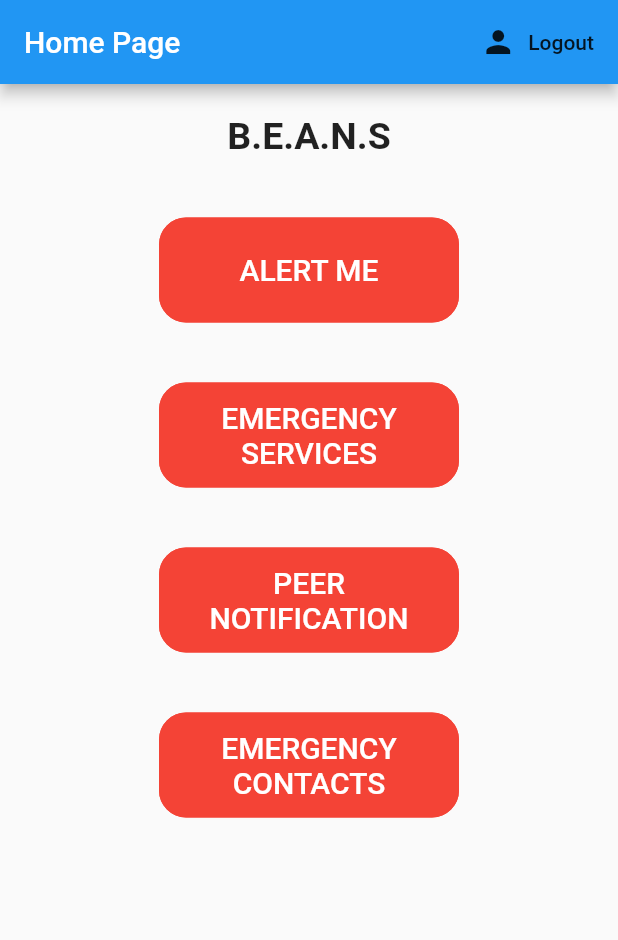
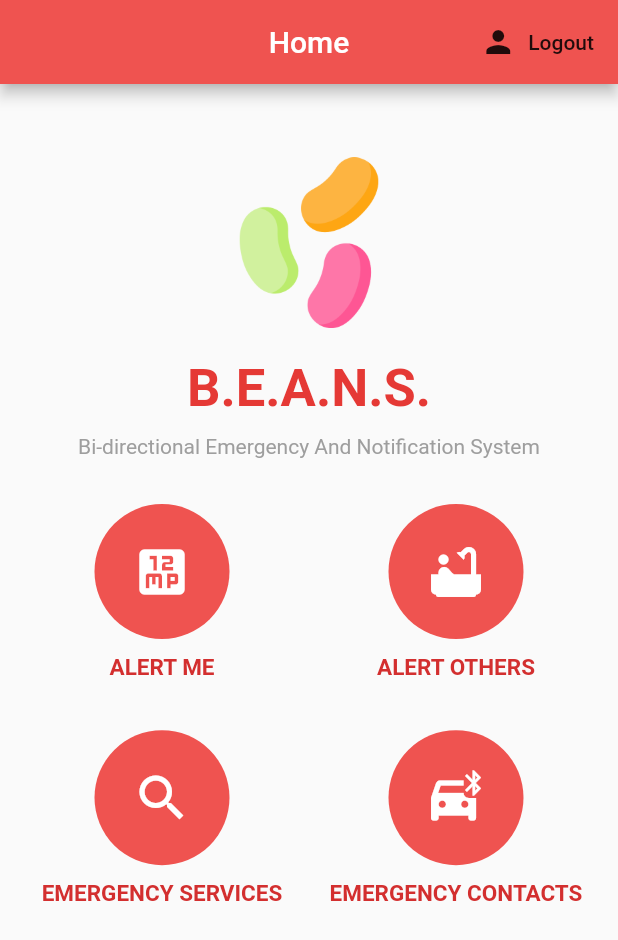
Before and after one commit to RohanGautam/beanSafetyApp, a Flutter app: the screen it shows once a user with an empty profile is signed in, on a phone screen of 412 x 824 dp. Shown: the top 940 px of the screen. Run offline on Flutter 3.47's test engine with Material 2 defaults, Android fonts, the phone set to English and light mode, and no system bars; our stand-ins replace cloud_firestore, cloud_functions, firebase_auth, firebase_messaging, flutter_spinkit, geolocator and 1 more; missing offline and left inert: flutter_polyline_points, preferences; accounts and stored records are empty.

Commit message:
homepage UI merge

```diff
--- a/lib/screens/home/home.dart
+++ b/lib/screens/home/home.dart
@@ -3,6 +3,7 @@ import 'package:firebase_tutorial/screens/home/emergencyContacts.dart';
 import 'package:firebase_tutorial/screens/home/peerNotify.dart';
 import 'package:firebase_tutorial/services/auth.dart';
 import 'package:firebase_tutorial/services/database.dart';
+import 'package:firebase_tutorial/shared/RoundIconButton.dart';
 import 'package:firebase_tutorial/shared/customButton.dart';
 import 'package:flutter/material.dart';
 import 'package:provider/provider.dart';
@@ -19,7 +20,9 @@ class Home extends StatelessWidget {
       value: DatabaseService().userDataStream,
       child: Scaffold(
         appBar: AppBar(
-          title: Text("Home Page"),
+          title: Text("Home"),
+          centerTitle: true,
+          backgroundColor: Colors.red[400],
           actions: <Widget>[
             FlatButton.icon(
               onPressed: () async {
@@ -32,53 +35,85 @@ class Home extends StatelessWidget {
             )
           ],
         ),
-        body: Container(
-          child: Center(
-            child: Column(
-              children: <Widget>[
-                beansDisplay(),
-                buttonInSizedBox('Alert Me',
-                    MaterialPageRoute(builder: (context) => AlertMe())),
-                buttonInSizedBox('Emergency Services',
-                    MaterialPageRoute(builder: (context) => AlertMe())),
-                buttonInSizedBox(
-                  'Peer Notification',
-                  MaterialPageRoute(
+        body: Stack(
+          children: <Widget>[
+            Positioned(
+                width: MediaQuery.of(context).size.width,
+                top: MediaQuery.of(context).size.width * 0.08,//TRY TO CHANGE THIS **0.30** value to achieve your goal
+                child: Container(
+                  margin: EdgeInsets.all(16.0),
+                  child:Column(
+                      mainAxisAlignment: MainAxisAlignment.center,
+                      children: <Widget>[
+                        Image.asset(
+                          'assets/jelly_beans.png',
+                          scale: 4.5,
+                        ),
+                        SizedBox(height: 20.0),
+                        Text('B.E.A.N.S.',
+                            style: TextStyle(
+                                fontSize: 35.0,
+                                fontWeight: FontWeight.bold,
+                                color: Colors.red[600]
+                            )
+                        ),
+                        SizedBox(height: 10.0,),
+                        Text('Bi-directional Emergency And Notification System',
+                          style: TextStyle(
+                            color: Colors.grey
+                          ),
+                        )
+                      ]
+                  ),
+                )),
+            Padding(
+              padding: EdgeInsets.fromLTRB(10.0, 280.0, 10.0, 0.0),
+              child: GridView.count(
+                crossAxisCount: 2,
+                childAspectRatio: 1.3,
+                //padding: const EdgeInsets.all(10.0),
+                //shrinkWrap: true,
+                children: <Widget>[
+                  RoundIconButton(
+                    icon: IconData(57347, fontFamily: 'MaterialIcons'),
+                    mpr:
+                    MaterialPageRoute(
+                        builder: (context) => EmergencyContacts()),
+                    text: 'ALERT ME',
+                  ),
+                  RoundIconButton(
+                    icon: IconData(57551, fontFamily: 'MaterialIcons'),
+                    mpr:
+                    MaterialPageRoute(
                       builder: (context) => StreamProvider.value(
                             value: DatabaseService().userDataStream,
                             child: PeerNotify(),
                           )),
-                ),
-                buttonInSizedBox('Emergency contacts',
-                    MaterialPageRoute(builder: (context) => EmergencyContacts())),
-              ],
-            ),
-          ),
-        ),
+                    text: 'ALERT OTHERS',
+                  ),
+                  RoundIconButton(
+                    icon: IconData(58727, fontFamily: 'MaterialIcons'),
+                    mpr:
+                    MaterialPageRoute(
+                        builder: (context) => EmergencyContacts()),
+                    text: 'EMERGENCY SERVICES',
+                  ),
+
+                  RoundIconButton(
+                    icon: IconData(57576, fontFamily: 'MaterialIcons'),
+                    mpr:
+                    MaterialPageRoute(
+                        builder: (context) => EmergencyContacts()),
+                    text: 'EMERGENCY CONTACTS',
+                  ),
+                ],
+              ),
+            )
+          ],
+
+        )
+
       ),
     );
   }
-
-  Widget buttonInSizedBox(var text, var mpr) {
-    return Column(
-      children: <Widget>[
-        SizedBox(height: 40),
-        SizedBox(
-            width: 200.0,
-            height: 70.0,
-            child: CustomButton(text: text, mpr: mpr))
-      ],
-    );
-  }
-
-  Widget beansDisplay() {
-    return Column(
-      children: <Widget>[
-        SizedBox(height: 20),
-        Text("B.E.A.N.S".toUpperCase(),
-            textAlign: TextAlign.center,
-            style: new TextStyle(fontWeight: FontWeight.bold, fontSize: 25.0)),
-      ],
-    );
-  }
 }
--- /dev/null
+++ b/lib/shared/RoundIconButton.dart
@@ -0,0 +1,36 @@
+import 'package:flutter/material.dart';
+
+class RoundIconButton extends StatelessWidget {
+  String text;
+  IconData icon;
+  Function onPressed;
+  MaterialPageRoute mpr;
+
+  RoundIconButton(
+      {@required this.text, @required this.icon, @required this.mpr});
+
+  @override
+  Widget build(BuildContext context) {
+    return Column(
+      children: <Widget>[
+        RawMaterialButton(
+          child: Icon(icon, color: Colors.white, size: 40.0,),
+          onPressed: (){
+            Navigator.push(context, mpr);
+          },
+          elevation: 0.0,
+          shape: CircleBorder(),
+          fillColor: Colors.red[400],
+          padding: const EdgeInsets.all(25.0),
+        ),
+        SizedBox(height: 10.0,),
+        Text(text,
+        style: TextStyle(
+          fontWeight: FontWeight.bold,
+          color: Colors.red[700],
+          fontSize: 15.0,
+        ))
+      ],
+    );
+  }
+}
--- a/lib/shared/baseAppBar.dart
+++ b/lib/shared/baseAppBar.dart
@@ -9,7 +9,7 @@ class BaseAppBar extends StatelessWidget implements PreferredSizeWidget {
     return AppBar(
         title: Text(title),
         centerTitle: true,
-        backgroundColor: Colors.red[600],
+        backgroundColor: Colors.red[400],
         actions: <Widget>[
           Row(
             mainAxisAlignment: MainAxisAlignment.end,
--- a/pubspec.yaml
+++ b/pubspec.yaml
@@ -72,6 +72,7 @@ flutter:
    - assets/assault.png
    - assets/fire.png
    - assets/health.png
+   - assets/jelly_beans.png
 
   # An image asset can refer to one or more resolution-specific "variants", see
   # https://flutter.dev/assets-and-images/#resolution-aware.
```
Also changed, not shown: assets/jelly_beans.png (added).
